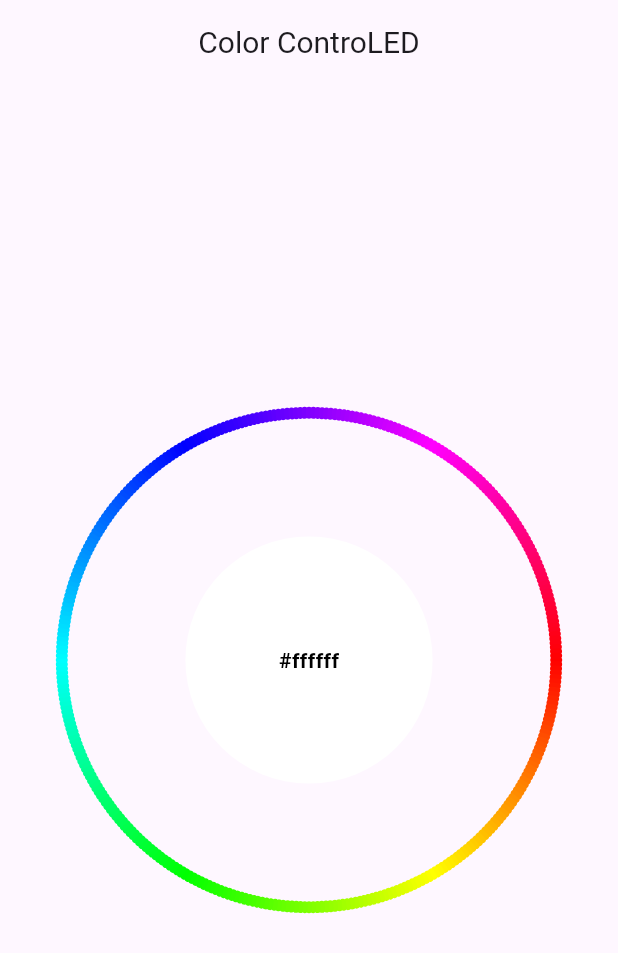
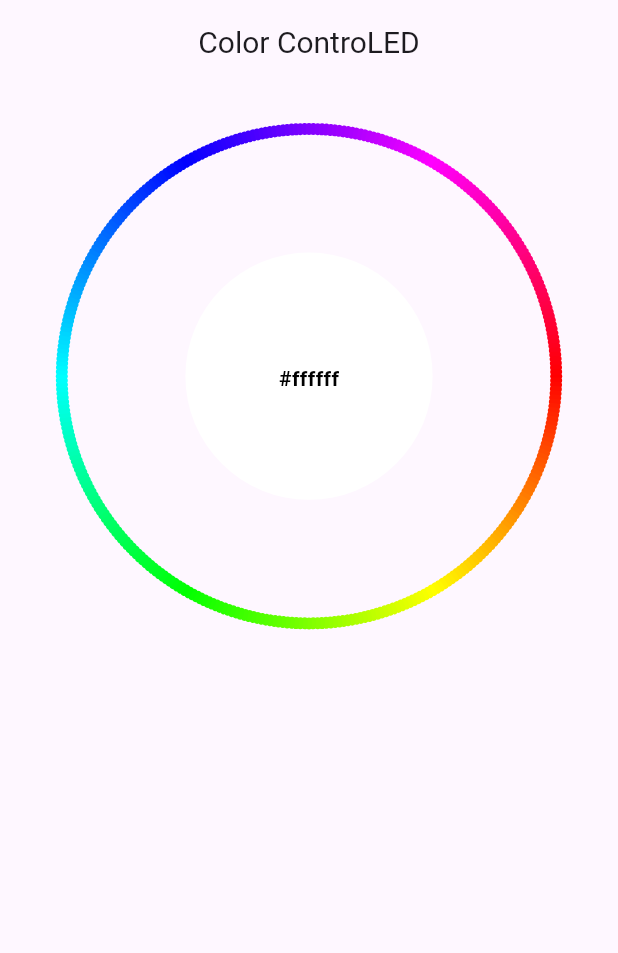
Before and after one commit to ChrisAlegria/Color-ControLED, a Flutter app: the screen it shows after launch, on a phone screen of 412 x 824 dp. Shown: the top 953 px of the screen. Run offline on Flutter 3.47's test engine with Material 3 defaults, Android fonts, the phone set to English and light mode, and no system bars.

Commit message:
Fix: Color Name Position

```diff
--- a/lib/main.dart
+++ b/lib/main.dart
@@ -34,13 +34,24 @@ class _ColorPickerPageState extends State<ColorPickerPage> {
         centerTitle: true, // Centrar el título
       ),
       body: Center(
-        child: ColorWheel(
+        child: Column(
+          crossAxisAlignment:
+              CrossAxisAlignment.center, // Alinear al centro horizontal
+          children: [
+            SizedBox(
+                height:
+                    30), // Espacio entre la parte superior de la pantalla y el selector de color
+            ColorWheel(
               onColorSelected: (color) {
                 setState(() {
                   selectedColor = color;
                 });
               },
               selectedColor: selectedColor,
+            ),
+            SizedBox(
+                height: 10), // Espacio entre el selector de color y el texto
+          ],
         ),
       ),
     );
@@ -60,31 +71,28 @@ class ColorWheel extends StatelessWidget {
         double wheelSize = constraints.maxWidth * 0.8;
         double selectedCircleSize = wheelSize * 0.5;
 
-        return Stack(
-          alignment: Alignment.center,
-          children: [
-            Container(
-              width: wheelSize,
-              height: wheelSize,
-              child: GestureDetector(
+        return GestureDetector(
           onPanUpdate: (details) {
             RenderBox renderBox = context.findRenderObject() as RenderBox;
-                  var localPosition =
-                      renderBox.globalToLocal(details.globalPosition);
+            var localPosition = renderBox.globalToLocal(details.globalPosition);
             var dx = localPosition.dx - wheelSize / 2;
             var dy = localPosition.dy - wheelSize / 2;
             var angle = atan2(dy, dx);
             var hue = angle < 0 ? angle / (2 * pi) + 1 : angle / (2 * pi);
-                  var color =
-                      HSVColor.fromAHSV(1.0, hue * 360, 1.0, 1.0).toColor();
+            var color = HSVColor.fromAHSV(1.0, hue * 360, 1.0, 1.0).toColor();
             onColorSelected(color);
           },
-                child: CustomPaint(
+          child: Stack(
+            alignment: Alignment.center,
+            children: [
+              CustomPaint(
+                size: Size(wheelSize, wheelSize),
                 painter: ColorWheelPainter(selectedColor: selectedColor),
               ),
-              ),
-            ),
               Positioned(
+                top: wheelSize / 2 -
+                    selectedCircleSize /
+                        2, // Centrar verticalmente el círculo de color
                 child: Container(
                   width: selectedCircleSize,
                   height: selectedCircleSize,
@@ -95,8 +103,8 @@ class ColorWheel extends StatelessWidget {
                 ),
               ),
               Positioned(
-              child: Container(
-                padding: EdgeInsets.all(8),
+                top: wheelSize / 2 -
+                    selectedCircleSize / 20, // Centrar verticalmente el texto
                 child: Text(
                   '${selectedColor.toHex()}',
                   style: TextStyle(
@@ -105,8 +113,8 @@ class ColorWheel extends StatelessWidget {
                   ),
                 ),
               ),
+            ],
           ),
-          ],
         );
       },
     );
```
Lines whose indentation alone changed are shown as unchanged.
